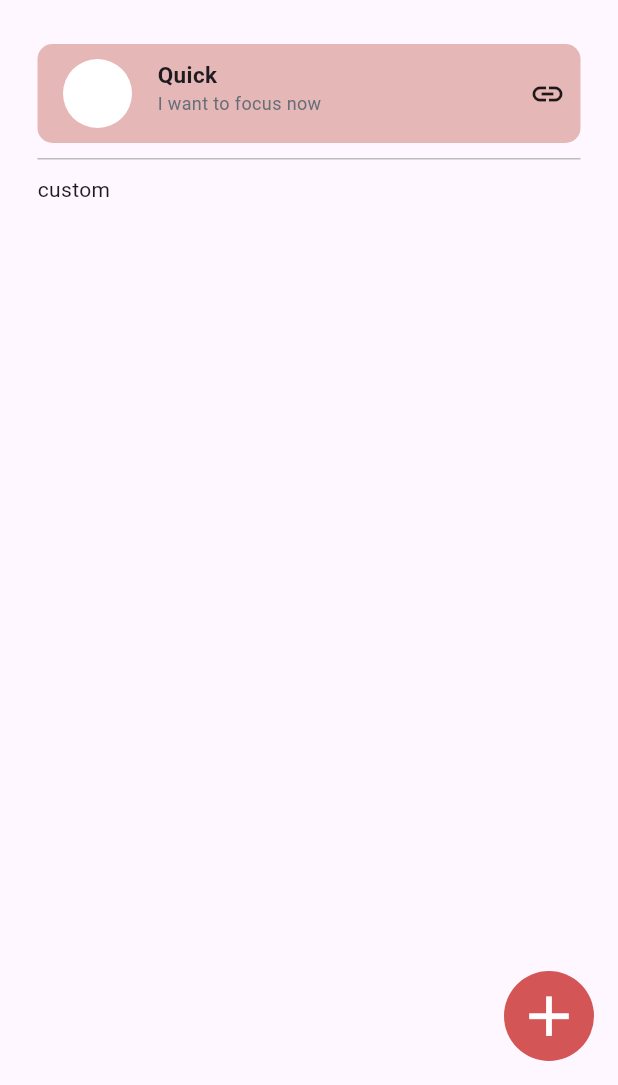
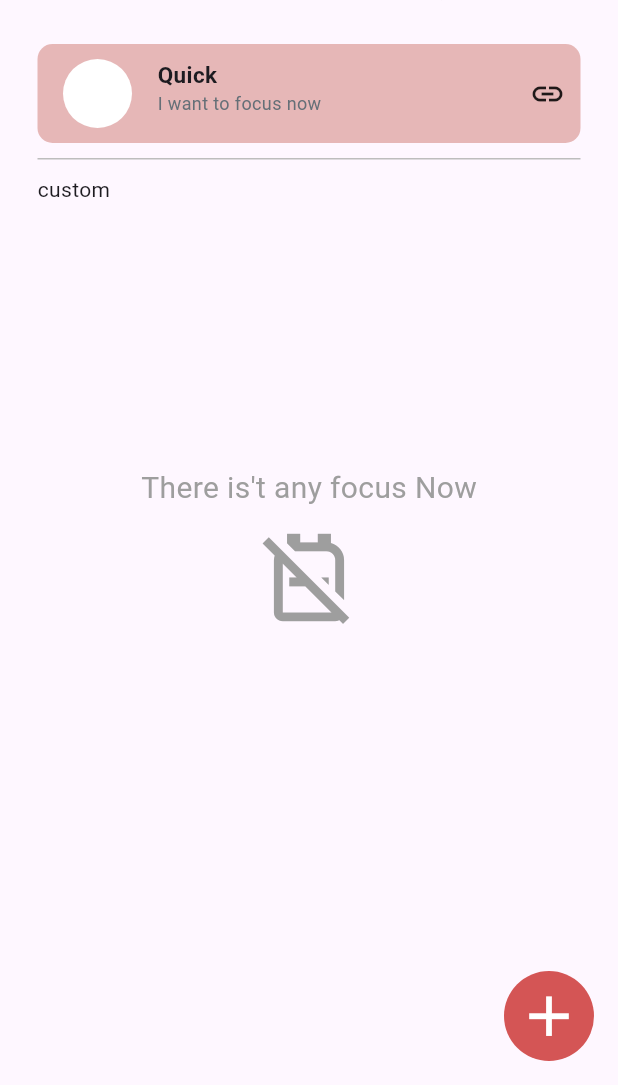
Before and after one commit to Mohammed595/focus_area_app, a Flutter app: the screen it shows after launch, after a tap on "Skip", after a tap on "Get Start", on a phone screen of 412 x 824 dp, the part 151-1236 px from its top. Run offline on Flutter 3.47's test engine with Material 3 defaults, Android fonts, the phone set to English and light mode, and no system bars; our stand-ins replace flutter_svg, shared_preferences, smooth_page_indicator.

Commit message:
fix: update after add new foucs load data after run app if empty will show there is't focus

```diff
--- a/lib/features/add_new_fucos.dart/data/save_focus_item.dart
+++ b/lib/features/add_new_fucos.dart/data/save_focus_item.dart
@@ -9,9 +9,8 @@ class SaveFocusItemService {
 
   static SharedPreferences shardPref = SharedPrefServ.instanceOfSharedPref();
 
-  static Future<void> addNewFocusItem({
-    required FocusModel focusModel
-  }) async {
+  // add new focus
+  static Future<void> addNewFocusItem({required FocusModel focusModel}) async {
     // fetch past data
     List<String> focusList = await shardPref.getStringList(focusItemsKey) ?? [];
 
@@ -22,6 +21,7 @@ class SaveFocusItemService {
     print('Done add new item');
   }
 
+  // fet focuss all
   static Future<List<FocusModel>> getAllFocuss() async {
     List<String> focussAsString =
         await shardPref.getStringList(focusItemsKey) ?? [];
@@ -34,9 +34,8 @@ class SaveFocusItemService {
     return list;
   }
 
-  static Future<FocusModel> getFocusItemById({
-    required String idd
-  }) async {
+  // get fouc bt id
+  static Future<FocusModel> getFocusItemById({required String idd}) async {
     List<String> getElement =
         await shardPref.getStringList(focusItemsKey) ?? [];
 
@@ -48,8 +47,18 @@ class SaveFocusItemService {
     return xx.firstWhere((element) => element.id == idd);
   }
 
+  static Future<List<FocusModel>> getD() async {
+    List<FocusModel> data = await SaveFocusItemService.getAllFocuss();
+    if (data.isEmpty) {
+      print('is empyt <><>');
+    } else {
+      print('items: ${data[0].title}');
+    }
+    return data;
+  }
 
-  static void reomveAll () {
+  // remove all focus
+  static void reomveAll() {
     shardPref.remove(focusItemsKey);
   }
 }
--- a/lib/features/home_screen.dart/ui/screen/home_screen.dart
+++ b/lib/features/home_screen.dart/ui/screen/home_screen.dart
@@ -5,6 +5,17 @@ import 'package:focus_area_app/features/add_new_fucos.dart/view/screen/add_focus
 import 'package:focus_area_app/features/home_screen.dart/ui/widgets/app_bar_home_screen.dart';
 import 'package:focus_area_app/features/home_screen.dart/ui/widgets/custom_focus_widget.dart';
 import 'package:focus_area_app/features/home_screen.dart/ui/widgets/quick_focus_widget.dart';
+
+/*
+    my bugs:
+
+        - after save don't show it dirctly in home page (Done √)
+        - after run app don't show dirctly in home page  (Done √)
+        - if there is't data don't show hint about it (Done √)
+
+        => remember this is problem state managment solve it
+        >> so try rebember what the problem
+  */
 
 class HomeScreen extends StatefulWidget {
   const HomeScreen({super.key});
@@ -18,29 +29,14 @@ class _HomeScreenState extends State<HomeScreen> {
   void initState() {
     // TODO: implement initState
     super.initState();
-
     fetchData();
   }
 
-  /*
-    my bugs:
-        - after save don't show it dirctly in home page
-        - after run app don't show dirctly in home page
-        - if there is't data don't show hint about it
-  */
-
-  Future<List<FocusModel>> getD() async {
-    List<FocusModel> data = await SaveFocusItemService.getAllFocuss();
-    if (data.isEmpty) {
-      print('is empyt <><>');
-    } else {
-      print('items: ${data[0].title}');
-    }
-    return data;
-  }
-
-  void fetchData() async {
-    data = await getD();
+  Future<void> fetchData() async {
+    List<FocusModel> fetchedData = await SaveFocusItemService.getD();
+    setState(() {
+      data = fetchedData;
+    });
   }
 
   List<FocusModel> data = [];
@@ -101,23 +97,34 @@ class _HomeScreenState extends State<HomeScreen> {
             const SizedBox(height: 10),
 
             // custom focus
-            Expanded(
+
+            data.isEmpty
+                ? Column(children: [
+                    SizedBox(height: MediaQuery.of(context).size.height * 0.2),
+                    const Column(
+                      children: [
+                        Center(
+                            child: Text('There is\'t any focus Now',
+                                style: TextStyle(
+                                    color: Colors.grey, fontSize: 20))),
+                        SizedBox(height: 10),
+                        Icon(Icons.no_backpack_outlined,
+                            size: 70, color: Colors.grey),
+                      ],
+                    )
+                  ])
+                : Expanded(
                     child: ListView.builder(
                         itemCount: data.length == 0 ? 0 : data.length,
                         itemBuilder: (con, index) {
                           FocusModel c = data[index];
-                      if (data.isEmpty) {
-                        return const Center(
-                          child: Text ('sdds')
-                        );
-                      } else {
+
                           return CustomFocusWidget(
                             title: c.title,
                             desc: c.description,
                             period: c.period,
                             color: c.color,
                           );
-                      }
                         })),
           ],
         ),
```
Also changed, not shown: lib/features/add_new_fucos.dart/view/screen/add_focus_screen.dart (+15 -10 lines), lib/splash_screen.dart (+10 -1 lines). Lines whose indentation alone changed are shown as unchanged.
